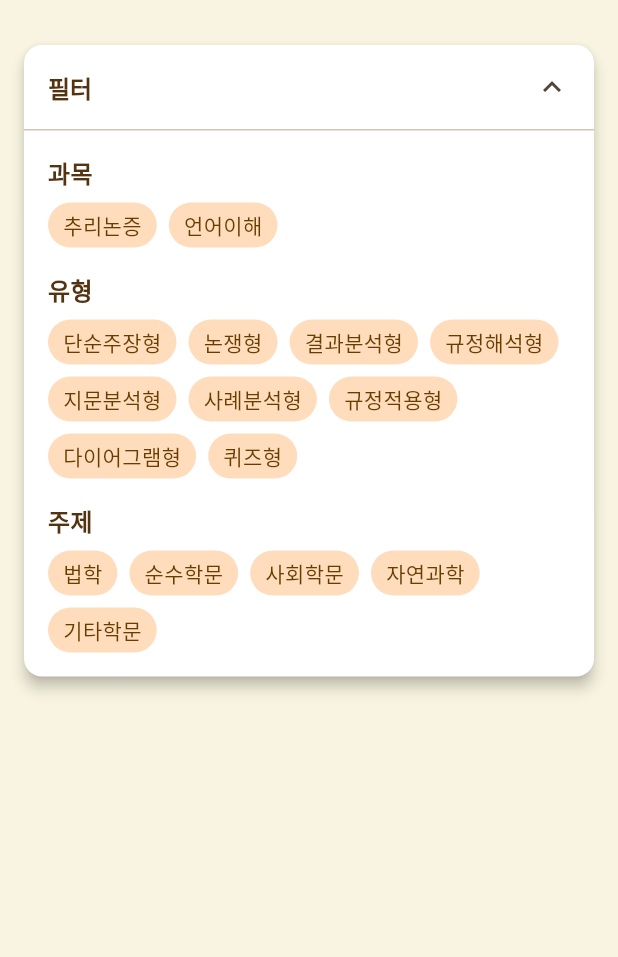
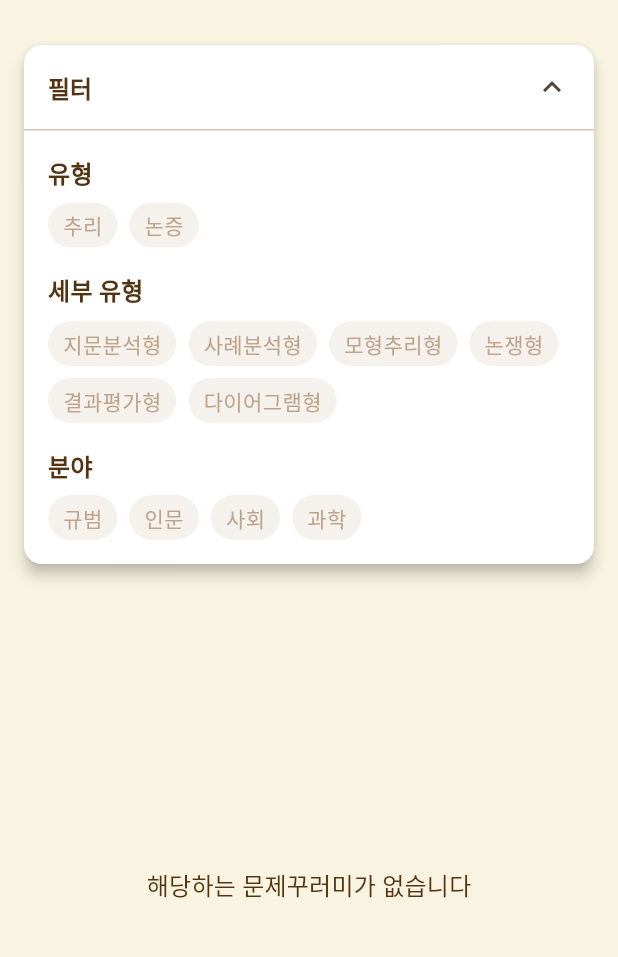
Before and after one commit to kst20209/leet_seung_mo, a Flutter app: the ProblemShopPage screen opened by its route, after a tap on the "expand more" icon, on a phone screen of 412 x 824 dp, the part 54-1011 px from its top. Run offline on Flutter 3.47's test engine with Material 3 defaults, Android fonts, the phone set to English and light mode, and no system bars; our stand-ins replace cloud_firestore, firebase_auth, firebase_core, flutter_cache_manager; accounts and stored records are empty.

Commit message:
문제 상점의 Filter 기능 및 sorting 기능 추가 완료!

```diff
--- a/lib/models/models.dart
+++ b/lib/models/models.dart
@@ -7,6 +7,9 @@ class ProblemSet {
   final String subjectId;
   final int price;
   final int totalProblems;
+  final String category; // 추리, 논증
+  final String subCategory; // 지문분석형, 논쟁형 등
+  final String field; // 규범, 인문, 사회, 과학
 
   ProblemSet({
     required this.id,
@@ -17,6 +20,9 @@ class ProblemSet {
     required this.subjectId,
     required this.price,
     required this.totalProblems,
+    required this.category,
+    required this.subCategory,
+    required this.field,
   });
 }
 
--- a/lib/providers/user_data_provider.dart
+++ b/lib/providers/user_data_provider.dart
@@ -294,6 +294,9 @@ class UserDataProvider with ChangeNotifier {
                   subjectId: doc['subjectId'],
                   price: doc['price'],
                   totalProblems: doc['totalProblems'],
+                  category: doc['category'],
+                  subCategory: doc['subCategory'],
+                  field: doc['field'],
                 ))
             .toList();
 
--- a/lib/screens/problem_shop_page.dart
+++ b/lib/screens/problem_shop_page.dart
@@ -1,6 +1,6 @@
 import 'package:flutter/material.dart';
 import 'package:provider/provider.dart';
-import 'package:leet_seung_mo/widgets/tag_chip.dart';
+import '../widgets/tag_chip.dart';
 import '../widgets/problem_set_item.dart';
 import '../utils/data_manager.dart';
 import '../models/models.dart';
@@ -18,6 +18,19 @@ class _ProblemShopPageState extends State<ProblemShopPage> {
   List<ProblemSet> _problemSets = [];
   final DataManager _dataManager = DataManager();
 
+  // 선택된 필터들을 저장하는 Set
+  final Set<String> _selectedCategories = {};
+  final Set<String> _selectedSubCategories = {};
+  final Set<String> _selectedFields = {};
+
+  // 필터 옵션 정의
+  static const Map<String, List<String>> _categorySubCategories = {
+    '추리': ['지문분석형', '사례분석형', '모형추리형'],
+    '논증': ['논쟁형', '결과평가형', '다이어그램형'],
+  };
+
+  static const List<String> _fields = ['규범', '인문', '사회', '과학'];
+
   @override
   void initState() {
     super.initState();
@@ -26,9 +39,114 @@ class _ProblemShopPageState extends State<ProblemShopPage> {
 
   Future<void> _fetchProblemSets() async {
     final problemSets = await _dataManager.getProblemSets();
+    final userDataProvider = context.read<UserDataProvider>();
+    final purchasedSets =
+        userDataProvider.userData?['purchasedProblemSets'] as List<dynamic>? ??
+            [];
+
+    // 필터 적용
+    var filteredSets = problemSets.where((set) {
+      bool categoryMatch = _selectedCategories.isEmpty ||
+          _selectedCategories.contains(set.category);
+      bool subCategoryMatch = _selectedSubCategories.isEmpty ||
+          _selectedSubCategories.contains(set.subCategory);
+      bool fieldMatch =
+          _selectedFields.isEmpty || _selectedFields.contains(set.field);
+
+      return categoryMatch && subCategoryMatch && fieldMatch;
+    }).toList();
+
+    // 정렬 로직 적용
+    filteredSets.sort((a, b) {
+      // 구매한 문제꾸러미는 항상 뒤로
+      if (purchasedSets.contains(a.id) && !purchasedSets.contains(b.id))
+        return 1;
+      if (!purchasedSets.contains(a.id) && purchasedSets.contains(b.id))
+        return -1;
+
+      // 카테고리 정렬
+      if (a.category != b.category) {
+        return _getCategoryOrder(a.category)
+            .compareTo(_getCategoryOrder(b.category));
+      }
+
+      // 서브카테고리 정렬
+      if (a.subCategory != b.subCategory) {
+        return _getSubCategoryOrder(a.category, a.subCategory)
+            .compareTo(_getSubCategoryOrder(b.category, b.subCategory));
+      }
+
+      // 분야별 정렬
+      return _getFieldOrder(a.field).compareTo(_getFieldOrder(b.field));
+    });
+
     setState(() {
-      _problemSets = problemSets;
+      _problemSets = filteredSets;
     });
+  }
+
+  int _getCategoryOrder(String category) {
+    switch (category) {
+      case '추리':
+        return 0;
+      case '논증':
+        return 1;
+      default:
+        return 99;
+    }
+  }
+
+  int _getSubCategoryOrder(String category, String subCategory) {
+    if (category == '추리') {
+      switch (subCategory) {
+        case '지문분석형':
+          return 0;
+        case '사례분석형':
+          return 1;
+        case '모형추리형':
+          return 2;
+        default:
+          return 99;
+      }
+    } else if (category == '논증') {
+      switch (subCategory) {
+        case '논쟁형':
+          return 0;
+        case '결과평가형':
+          return 1;
+        case '다이어그램형':
+          return 2;
+        default:
+          return 99;
+      }
+    }
+    return 99;
+  }
+
+  int _getFieldOrder(String field) {
+    switch (field) {
+      case '규범':
+        return 0;
+      case '인문':
+        return 1;
+      case '사회':
+        return 2;
+      case '과학':
+        return 3;
+      default:
+        return 99;
+    }
+  }
+
+  void _updateFilter(String value, Set<String> filterSet) {
+    setState(() {
+      if (filterSet.contains(value)) {
+        filterSet.remove(value);
+      } else {
+        filterSet.add(value);
+      }
+    });
+    _fetchProblemSets();
   }
 
   @override
@@ -47,7 +165,23 @@ class _ProblemShopPageState extends State<ProblemShopPage> {
                 _isFilterExpanded = !_isFilterExpanded;
               });
             },
+            selectedCategories: _selectedCategories,
+            selectedSubCategories: _selectedSubCategories,
+            selectedFields: _selectedFields,
+            onFilterUpdate: _updateFilter,
+            categorySubCategories: _categorySubCategories,
+            fields: _fields,
           ),
+          if (_problemSets.isEmpty)
+            Expanded(
+              child: Center(
+                child: Text(
+                  '해당하는 문제꾸러미가 없습니다',
+                  style: Theme.of(context).textTheme.titleMedium,
+                ),
+              ),
+            )
+          else
             Expanded(
               child: Consumer<UserDataProvider>(
                 builder: (context, userDataProvider, _) {
@@ -79,11 +213,23 @@ class _ProblemShopPageState extends State<ProblemShopPage> {
 class FilterSection extends StatelessWidget {
   final bool isExpanded;
   final VoidCallback onExpandToggle;
+  final Set<String> selectedCategories;
+  final Set<String> selectedSubCategories;
+  final Set<String> selectedFields;
+  final Function(String, Set<String>) onFilterUpdate;
+  final Map<String, List<String>> categorySubCategories;
+  final List<String> fields;
 
   const FilterSection({
     Key? key,
     required this.isExpanded,
     required this.onExpandToggle,
+    required this.selectedCategories,
+    required this.selectedSubCategories,
+    required this.selectedFields,
+    required this.onFilterUpdate,
+    required this.categorySubCategories,
+    required this.fields,
   }) : super(key: key);
 
   @override
@@ -120,26 +266,31 @@ class FilterSection extends StatelessWidget {
               child: Column(
                 crossAxisAlignment: CrossAxisAlignment.start,
                 children: [
-                  FilterGroup(title: '과목', filters: ['추리논증', '언어이해']),
-                  const SizedBox(height: 16),
-                  FilterGroup(
+                  _buildFilterGroup(
+                    context: context,
                     title: '유형',
-                    filters: [
-                      '단순주장형',
-                      '논쟁형',
-                      '결과분석형',
-                      '규정해석형',
-                      '지문분석형',
-                      '사례분석형',
-                      '규정적용형',
-                      '다이어그램형',
-                      '퀴즈형'
-                    ],
+                    filters: categorySubCategories.keys.toList(),
+                    selectedFilters: selectedCategories,
+                    onTap: (value) => onFilterUpdate(value, selectedCategories),
                   ),
                   const SizedBox(height: 16),
-                  FilterGroup(
-                      title: '주제',
-                      filters: ['법학', '순수학문', '사회학문', '자연과학', '기타학문']),
+                  _buildFilterGroup(
+                    context: context,
+                    title: '세부 유형',
+                    filters:
+                        categorySubCategories.values.expand((x) => x).toList(),
+                    selectedFilters: selectedSubCategories,
+                    onTap: (value) =>
+                        onFilterUpdate(value, selectedSubCategories),
+                  ),
+                  const SizedBox(height: 16),
+                  _buildFilterGroup(
+                    context: context,
+                    title: '분야',
+                    filters: fields,
+                    selectedFilters: selectedFields,
+                    onTap: (value) => onFilterUpdate(value, selectedFields),
+                  ),
                 ],
               ),
             ),
@@ -148,17 +299,14 @@ class FilterSection extends StatelessWidget {
       ),
     );
   }
-}
 
-class FilterGroup extends StatelessWidget {
-  final String title;
-  final List<String> filters;
-
-  const FilterGroup({Key? key, required this.title, required this.filters})
-      : super(key: key);
-
-  @override
-  Widget build(BuildContext context) {
+  Widget _buildFilterGroup({
+    required BuildContext context,
+    required String title,
+    required List<String> filters,
+    required Set<String> selectedFilters,
+    required Function(String) onTap,
+  }) {
     return Column(
       crossAxisAlignment: CrossAxisAlignment.start,
       children: [
@@ -172,12 +320,15 @@ class FilterGroup extends StatelessWidget {
         Wrap(
           spacing: 8,
           runSpacing: 8,
-          children: filters
-              .map((filter) => TagChip(
+          children: filters.map((filter) {
+            final isSelected = selectedFilters.contains(filter);
+            return TagChip(
               label: filter,
-                    onTap: () {},
-                  ))
-              .toList(),
+              onTap: () => onTap(filter),
+              isSelected: isSelected,
+              // backgroundColor: Theme.of(context).colorScheme.primary,
+            );
+          }).toList(),
         ),
       ],
     );
--- a/lib/widgets/tag_chip.dart
+++ b/lib/widgets/tag_chip.dart
@@ -3,23 +3,33 @@ import 'package:flutter/material.dart';
 class TagChip extends StatelessWidget {
   final String label;
   final VoidCallback? onTap;
+  final bool isSelected;
 
-  const TagChip({Key? key, required this.label, this.onTap}) : super(key: key);
+  const TagChip({
+    Key? key,
+    required this.label,
+    this.onTap,
+    this.isSelected = false,
+  }) : super(key: key);
 
   @override
   Widget build(BuildContext context) {
+    final theme = Theme.of(context);
+    final primaryColor = theme.colorScheme.primary;
+
     return GestureDetector(
       onTap: onTap,
       child: Container(
         padding: EdgeInsets.symmetric(horizontal: 10, vertical: 5),
         decoration: BoxDecoration(
-          color: Theme.of(context).colorScheme.primaryContainer,
+          color: isSelected ? primaryColor : primaryColor.withOpacity(0.12),
           borderRadius: BorderRadius.circular(20),
         ),
         child: Text(
           label,
           style: TextStyle(
-              color: Theme.of(context).colorScheme.onPrimaryContainer),
+            color: isSelected ? Colors.white : primaryColor.withOpacity(0.8),
+          ),
         ),
       ),
     );
```
Also changed, not shown: lib/utils/data_repository.dart (+36 -40 lines). Lines whose indentation alone changed are shown as unchanged.
